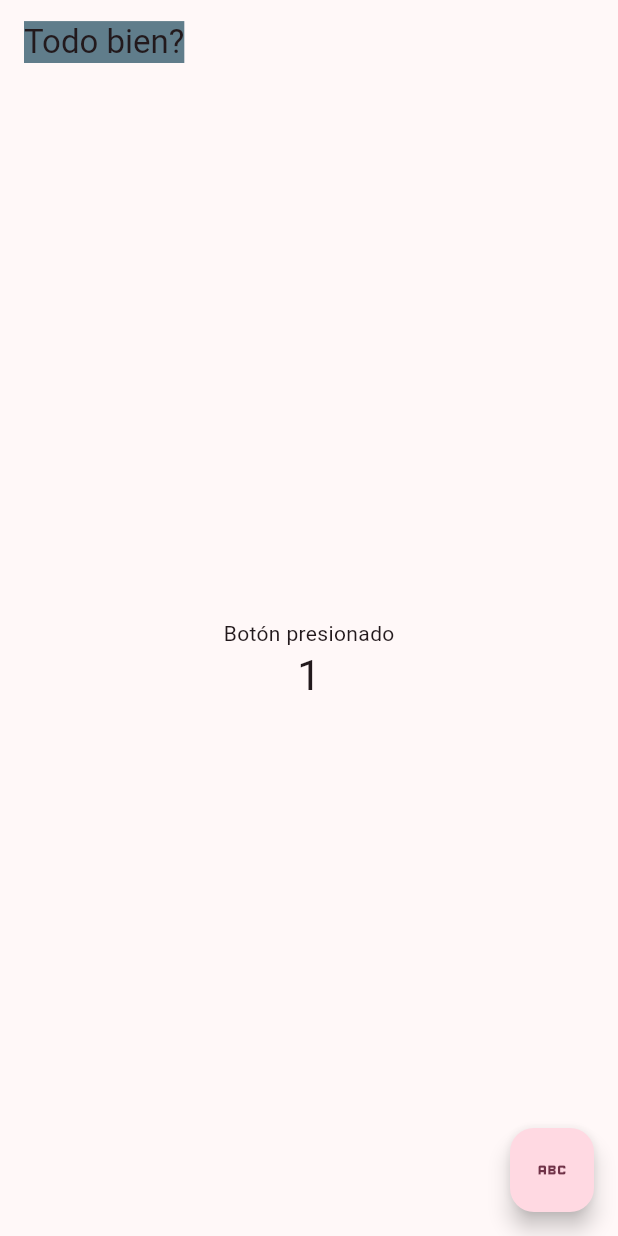
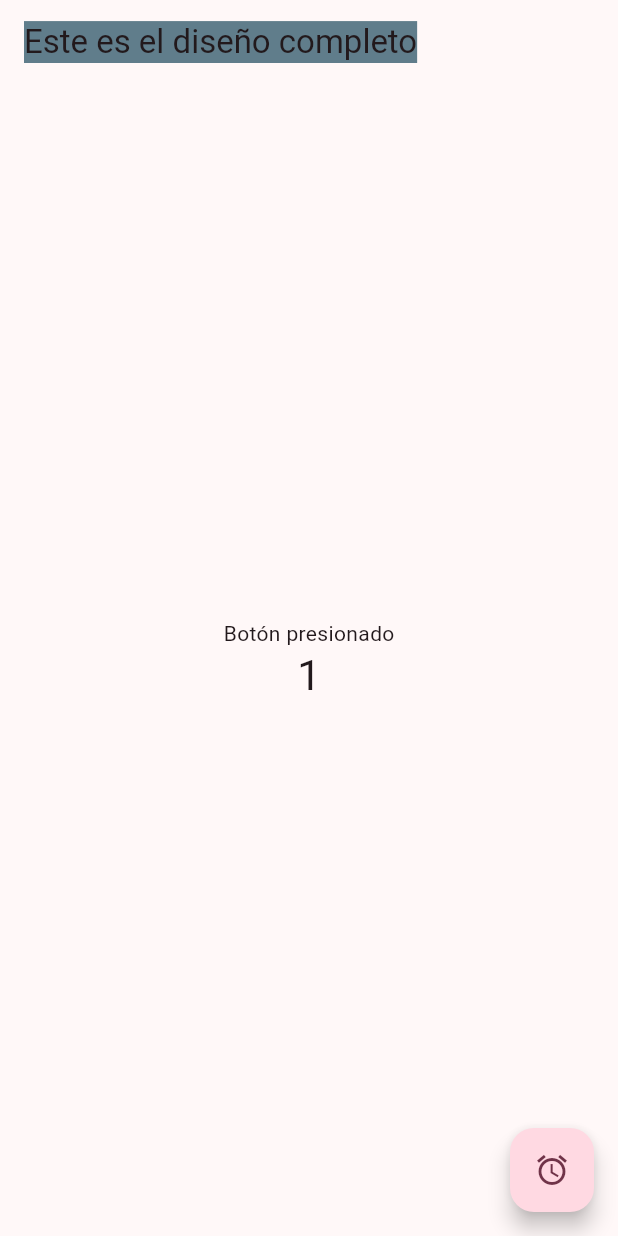
Before and after one commit to joanhernandez-costa/curso_git, a Flutter app: the screen it shows after launch, on a phone screen of 412 x 824 dp. Run offline on Flutter 3.47's test engine with Material 3 defaults, Android fonts, the phone set to English and light mode, and no system bars.

Commit message:
Diseño terminado 1.0

```diff
--- a/lib/main.dart
+++ b/lib/main.dart
@@ -17,7 +17,7 @@ class MyApp extends StatelessWidget {
         colorScheme: ColorScheme.fromSeed(seedColor: Colors.black),
         useMaterial3: true,
       ),
-      home: const MyHomePage(title: 'Todo bien?'),
+      home: const MyHomePage(title: 'Este es el diseño completo'),
     );
   }
 }
@@ -67,7 +67,7 @@ class _MyHomePageState extends State<MyHomePage> {
       floatingActionButton: FloatingActionButton(
         onPressed: _incrementCounter,
         tooltip: 'Contactos',
-        child: const Icon(Icons.abc),
+        child: const Icon(Icons.access_alarm),
       ),
     );
   }
```
